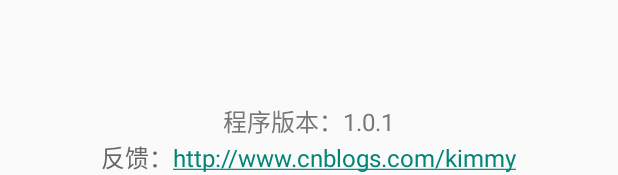
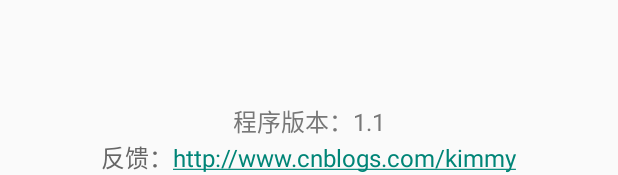
Before and after one commit to orzhi/JingPai, an Android app: the layout fragment_about_me.xml on its own in the app's theme, with its tools: preview values and no code run, on a phone screen of 412 x 824 dp. Shown: the part 1061-1236 px from the top of the screen. Run offline under Robolectric (Android 15) with nearby library versions, the phone set to English and light mode, and no system bars.

Commit message:
版本号

```diff
--- a/app/src/main/res/layout/fragment_about_me.xml
+++ b/app/src/main/res/layout/fragment_about_me.xml
@@ -66,5 +66,5 @@
         android:layout_centerInParent="true"
         android:textSize="16sp"
         android:textColor="@color/gray"
-        android:text="程序版本：1.0.1" />
+        android:text="程序版本：1.1" />
 </RelativeLayout>
```
Also changed, not shown: 1 other file.
